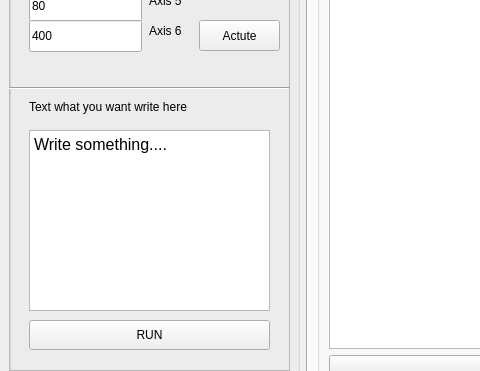
Before: the Qt Designer form src/qtui/ui/main_window.ui in ShieldQiQi/FourAxisManipulator, drawn with Qt 5; both pictures show x 0 to 480 and y 250 to 621 of the 1187 by 703 pixel window.
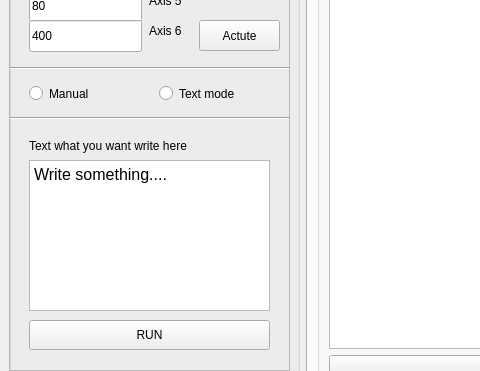
After: the same form once the commit is applied. Icons and pictures are not drawn.

Commit message: add work mode selection

Patch:
```diff
--- a/src/qtui/ui/main_window.ui
+++ b/src/qtui/ui/main_window.ui
@@ -58,9 +58,9 @@
         <property name="geometry">
          <rect>
           <x>20</x>
-          <y>300</y>
+          <y>330</y>
           <width>241</width>
-          <height>181</height>
+          <height>151</height>
          </rect>
         </property>
         <property name="html">
@@ -75,7 +75,7 @@
         <property name="geometry">
          <rect>
           <x>20</x>
-          <y>261</y>
+          <y>300</y>
           <width>221</width>
           <height>31</height>
          </rect>
@@ -88,7 +88,7 @@
         <property name="geometry">
          <rect>
           <x>0</x>
-          <y>250</y>
+          <y>230</y>
           <width>281</width>
           <height>16</height>
          </rect>
@@ -292,6 +292,45 @@
          <string>Actute</string>
         </property>
        </widget>
+       <widget class="QRadioButton" name="radioButton_1">
+        <property name="geometry">
+         <rect>
+          <x>150</x>
+          <y>250</y>
+          <width>119</width>
+          <height>27</height>
+         </rect>
+        </property>
+        <property name="text">
+         <string>Text mode</string>
+        </property>
+       </widget>
+       <widget class="QRadioButton" name="radioButton_2">
+        <property name="geometry">
+         <rect>
+          <x>20</x>
+          <y>250</y>
+          <width>119</width>
+          <height>27</height>
+         </rect>
+        </property>
+        <property name="text">
+         <string>Manual</string>
+        </property>
+       </widget>
+       <widget class="Line" name="line_2">
+        <property name="geometry">
+         <rect>
+          <x>0</x>
+          <y>280</y>
+          <width>281</width>
+          <height>16</height>
+         </rect>
+        </property>
+        <property name="orientation">
+         <enum>Qt::Horizontal</enum>
+        </property>
+       </widget>
       </widget>
      </widget>
     </item>
```
The commit also changes 21 other files.
